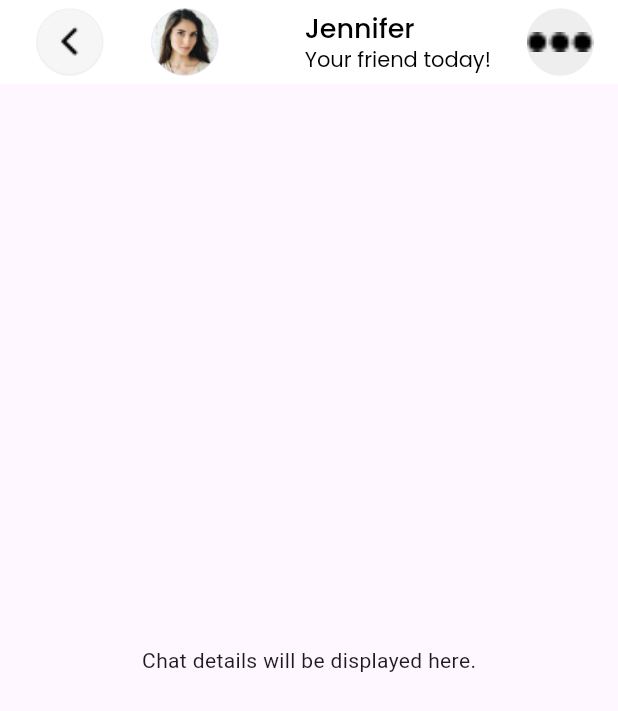
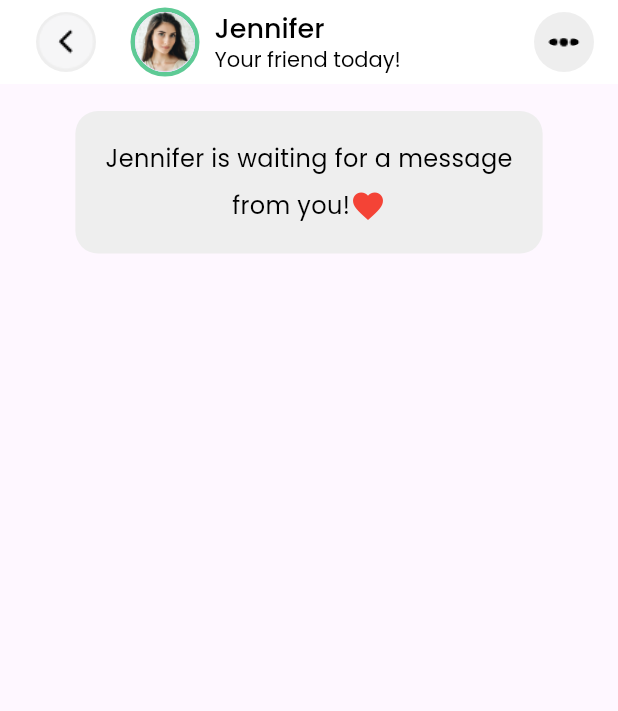
Before and after one commit to AwaisKazi7/soldiers_friends, a Flutter app: the ChatDetailsView screen opened by its route, on a phone screen of 412 x 824 dp. Shown: the top 711 px of the screen. Run offline on Flutter 3.47's test engine with Material 3 defaults, Android fonts, the phone set to English and light mode, and no system bars; our stand-ins replace get.

Commit message:
chat details

```diff
--- a/lib/commonwidgets/chatdetails_appbar.dart
+++ b/lib/commonwidgets/chatdetails_appbar.dart
@@ -24,26 +24,22 @@ class ChatDetailAppBar extends StatelessWidget implements PreferredSizeWidget {
 
   @override
   Widget build(BuildContext context) {
-    const double imageSize = 45.0; // Diameter of CircleAvatars
+    const double borderWidth = 3.0;
 
     return AppBar(
       backgroundColor: CommonColors.backgroundColor,
       automaticallyImplyLeading: false,
       title: Row(
-        mainAxisAlignment: MainAxisAlignment.spaceBetween,
+        mainAxisAlignment: MainAxisAlignment.center,
         children: <Widget>[
           if (backIcon != null)
             IconButton(
               icon: CircleAvatar(
                 backgroundColor: CommonColors.lightGray,
-                radius: imageSize / 2,
                 child: ClipOval(
                   child: Image(
                     image: backIcon!,
-                    width: imageSize,
-                    height: imageSize,
-                    fit: BoxFit
-                        .contain, // Adjust fit to ensure image is properly contained
+                    fit: BoxFit.cover,
                   ),
                 ),
               ),
@@ -51,13 +47,23 @@ class ChatDetailAppBar extends StatelessWidget implements PreferredSizeWidget {
                 Navigator.pop(context);
               },
             ),
+          const SizedBox(width: 15),
           if (userImage != null)
-            CircleAvatar(
+            Container(
+              decoration: BoxDecoration(
+                shape: BoxShape.circle,
+                border: Border.all(
+                  color: CommonColors.gradientStartColor,
+                  width: borderWidth,
+                ),
+              ),
+              child: CircleAvatar(
                 backgroundImage: userImage,
-              radius: imageSize / 2,
+              ),
             ),
           const SizedBox(width: 10),
-          Column(
+          Expanded(
+            child: Column(
               crossAxisAlignment: CrossAxisAlignment.start,
               children: <Widget>[
                 CommonText(
@@ -72,17 +78,15 @@ class ChatDetailAppBar extends StatelessWidget implements PreferredSizeWidget {
                 ),
               ],
             ),
+          ),
+          const SizedBox(width: 10),
           if (threeDotIcon != null)
             CircleAvatar(
               backgroundColor: CommonColors.lightGray,
-              radius: imageSize / 2,
               child: ClipOval(
                 child: Image(
                   image: threeDotIcon!,
-                  width: imageSize,
-                  height: imageSize,
-                  fit: BoxFit
-                      .contain, // Use cover to ensure the image covers the entire area
+                  fit: BoxFit.cover,
                 ),
               ),
             ),
--- a/lib/commonwidgets/common_app_bar.dart
+++ b/lib/commonwidgets/common_app_bar.dart
@@ -1,5 +1,6 @@
 import 'package:flutter/material.dart';
-import 'package:soldiers_friends/common/common_colors.dart'; // Ensure this path is correct
+import 'package:soldiers_friends/common/common_colors.dart';
+import 'package:soldiers_friends/common/common_text.dart'; // Ensure this path is correct
 
 class CustomAppBar extends StatelessWidget implements PreferredSizeWidget {
   final String centerText;
@@ -10,6 +11,7 @@ class CustomAppBar extends StatelessWidget implements PreferredSizeWidget {
   final Color appBarColor;
   final BoxFit firstImageFit; // Fit property for the first image
   final BoxFit secondImageFit; // Fit property for the second image
+  final TextStyle textStyle; // Add this to use the custom text style
   final ImageProvider? thirdImage;
 
   const CustomAppBar({
@@ -22,7 +24,7 @@ class CustomAppBar extends StatelessWidget implements PreferredSizeWidget {
     this.appBarColor = CommonColors.backgroundColor,
     this.firstImageFit = BoxFit.fill,
     this.secondImageFit = BoxFit.fill,
-    required TextStyle textStyle,
+    required this.textStyle,
     this.thirdImage,
   });
 
@@ -61,15 +63,14 @@ class CustomAppBar extends StatelessWidget implements PreferredSizeWidget {
                 ),
               ),
             ),
-          Text(centerText),
+          CommonText(
+            text: centerText,
+            style: textStyle,
+          ),
           if (secondImage != null)
             Container(
-              width: imageSize,
-              height: imageSize,
               decoration: const BoxDecoration(
                 shape: BoxShape.circle,
-                color: CommonColors
-                    .lightGray, // Background color for the circular container
               ),
               child: ClipOval(
                 child: FittedBox(
--- a/lib/view/chatopen/chatopen_view.dart
+++ b/lib/view/chatopen/chatopen_view.dart
@@ -1,5 +1,9 @@
 import 'package:flutter/material.dart';
+import 'package:get/get.dart';
 import 'package:soldiers_friends/common/common_assets.dart';
+import 'package:soldiers_friends/common/common_colors.dart';
+import 'package:soldiers_friends/common/common_text.dart';
+import 'package:soldiers_friends/common/common_text_style.dart';
 import 'package:soldiers_friends/commonwidgets/chatdetails_appbar.dart';
 
 class ChatDetailsView extends StatelessWidget {
@@ -7,16 +11,54 @@ class ChatDetailsView extends StatelessWidget {
 
   @override
   Widget build(BuildContext context) {
-    return const Scaffold(
-      appBar: ChatDetailAppBar(
+    return Scaffold(
+      appBar: const ChatDetailAppBar(
         backIcon: AssetImage(CommonAssets.backarrowIcon),
         userImage: AssetImage(CommonAssets.chatuserImage),
         username: 'Jennifer',
         subtitle: 'Your friend today!',
         threeDotIcon: AssetImage(CommonAssets.threedotsIcon),
       ),
-      body: Center(
-        child: Text('Chat details will be displayed here.'),
+      body: Container(
+        margin: const EdgeInsets.all(18.0),
+        height: context.height,
+        width: context.width,
+        child: Column(
+          children: [
+            Container(
+              padding: const EdgeInsets.all(20),
+              decoration: BoxDecoration(
+                color: CommonColors.lightGray,
+                borderRadius: BorderRadius.circular(15),
+              ),
+              child: const Column(
+                mainAxisSize: MainAxisSize.min,
+                children: [
+                  CommonText(
+                    text: 'Jennifer is waiting for a message',
+                    style: CommonTextStyle.splashheadline1,
+                  ),
+                  SizedBox(height: 8),
+                  Row(
+                    mainAxisSize: MainAxisSize.min,
+                    children: [
+                      CommonText(
+                        text: 'from you!',
+                        textAlign: TextAlign.center,
+                        style: CommonTextStyle.splashheadline1,
+                      ),
+                      Icon(
+                        Icons.favorite,
+                        color: Colors.red,
+                        size: 24,
+                      ),
+                    ],
+                  ),
+                ],
+              ),
+            )
+          ],
+        ),
       ),
     );
   }
--- a/lib/view/home/home_view.dart
+++ b/lib/view/home/home_view.dart
@@ -21,10 +21,10 @@ class HomeView extends StatelessWidget {
             appBar: CustomAppBar(
               appBarColor: CommonColors.backgroundColor,
               centerText: 'Soldiers Friends',
-              textStyle: CommonTextStyle.gradienttext
-                  .copyWith(fontSize: 12, fontWeight: FontWeight.w700),
               firstImage: const AssetImage(CommonAssets.soldierprofileImage),
               secondImage: const AssetImage(CommonAssets.bellIcon),
+              textStyle: CommonTextStyle.gradienttext
+                  .copyWith(fontSize: 24, fontWeight: FontWeight.w700),
             ),
             backgroundColor: CommonColors.backgroundColor,
             body: Container(
--- a/lib/view/login/login_view.dart
+++ b/lib/view/login/login_view.dart
@@ -17,8 +17,7 @@ class LoginPage extends StatelessWidget {
     return GetBuilder<LoginController>(builder: (controller) {
       return Scaffold(
         backgroundColor: CommonColors.backgroundColor,
-        body: SingleChildScrollView(
-          child: Container(
+        body: Container(
           margin: const EdgeInsets.all(18.0),
           height: context.height,
           width: context.width,
@@ -111,16 +110,14 @@ class LoginPage extends StatelessWidget {
                               height: 2,
                             ),
                             Row(
-                                mainAxisAlignment:
-                                    MainAxisAlignment.spaceBetween,
+                              mainAxisAlignment: MainAxisAlignment.spaceBetween,
                               children: [
                                 Row(children: [
                                   Checkbox(
                                     value: false,
                                     onChanged: (value) {},
                                     shape: RoundedRectangleBorder(
-                                        borderRadius:
-                                            BorderRadius.circular(5.0),
+                                      borderRadius: BorderRadius.circular(5.0),
                                     ),
                                   ),
                                   const CommonText(
@@ -246,7 +243,6 @@ class LoginPage extends StatelessWidget {
             ],
           ),
         ),
-        ),
       );
     });
   }
```
Lines whose indentation alone changed are shown as unchanged.
